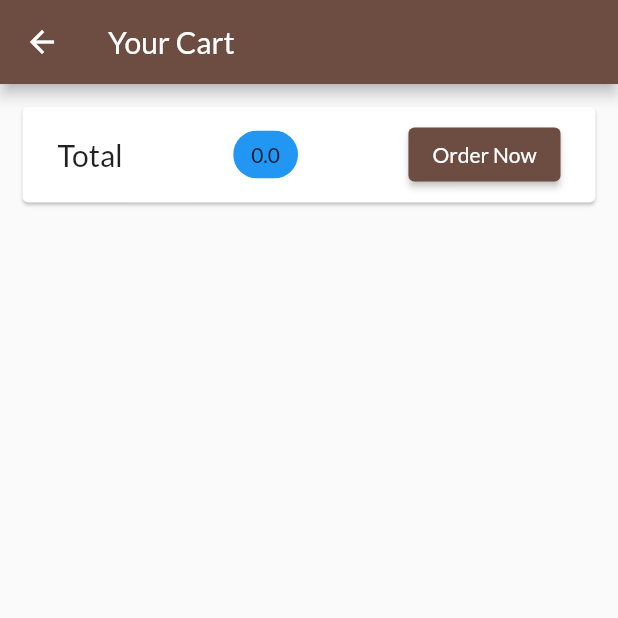
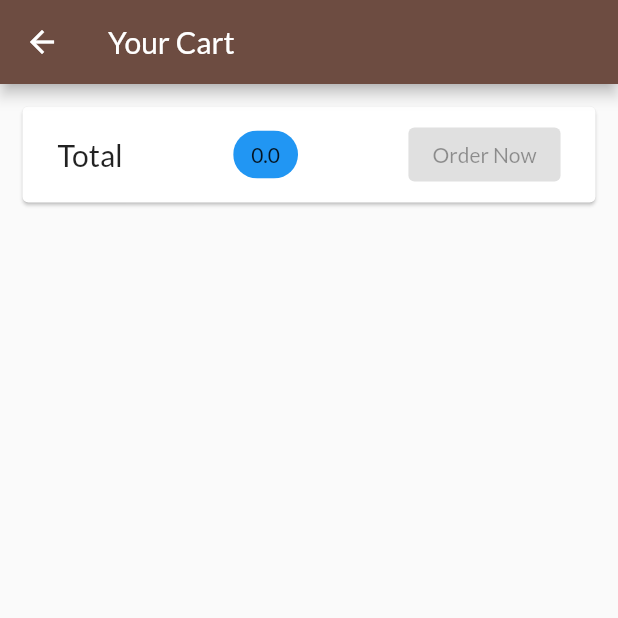
Before and after one commit to bansalji02/shop_app, a Flutter app: the cartScreen screen opened by its route, on a phone screen of 412 x 824 dp, the top half of it. Run offline on Flutter 3.47's test engine with Material 2 defaults, Android fonts, the phone set to English and light mode, and no system bars; network calls fail.

Commit message:
stored the order in the server and fetched them

```diff
--- a/lib/screens/cart_screen.dart
+++ b/lib/screens/cart_screen.dart
@@ -41,11 +41,7 @@ class cartScreen extends StatelessWidget {
                     backgroundColor: ThemeData.light().colorScheme.primary,
                   ),
                   SizedBox(width: 10,),
-                  ElevatedButton(child: Text('Order Now'),
-                  onPressed: (){
-                    Provider.of<Orders>(context,listen:  false).addOrders(cart.items.values.toList(), cart.totalAmount);
-                    cart.clearCart();
-                  },),
+                  OrderButton(cart: cart),
                 ],
               ),
             ),
@@ -62,3 +58,37 @@ class cartScreen extends StatelessWidget {
     );
   }
 }
+
+class OrderButton extends StatefulWidget {
+  const OrderButton({
+    Key key,
+    @required this.cart,
+  }) : super(key: key);
+
+  final Cart cart;
+
+  @override
+  State<OrderButton> createState() => _OrderButtonState();
+}
+
+class _OrderButtonState extends State<OrderButton> {
+  var _isLoading =  false;
+
+
+  @override
+  Widget build(BuildContext context) {
+    return  _isLoading ?  CircularProgressIndicator() :   ElevatedButton(child: Text('Order Now'),
+    onPressed:
+        (widget.cart.totalAmount <= 0 || _isLoading) ? null :
+        () async  {
+      setState(() {
+        _isLoading = true;
+      });
+      await Provider.of<Orders>(context,listen:  false).addOrders(widget.cart.items.values.toList(), widget.cart.totalAmount);
+      setState(() {
+        _isLoading = false;
+      });
+      widget.cart.clearCart();
+    },);
+  }
+}
```
Also changed, not shown: lib/providers/orders.dart (+61 -6 lines), lib/providers/product.dart (+23 -1 lines), lib/screens/orders_screen.dart (+16 -1 lines).
